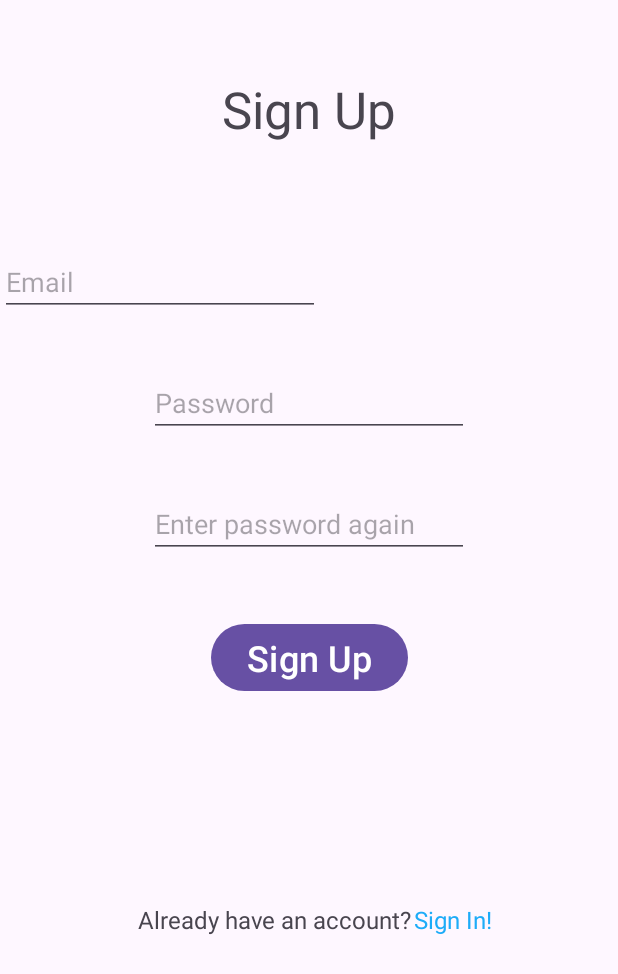
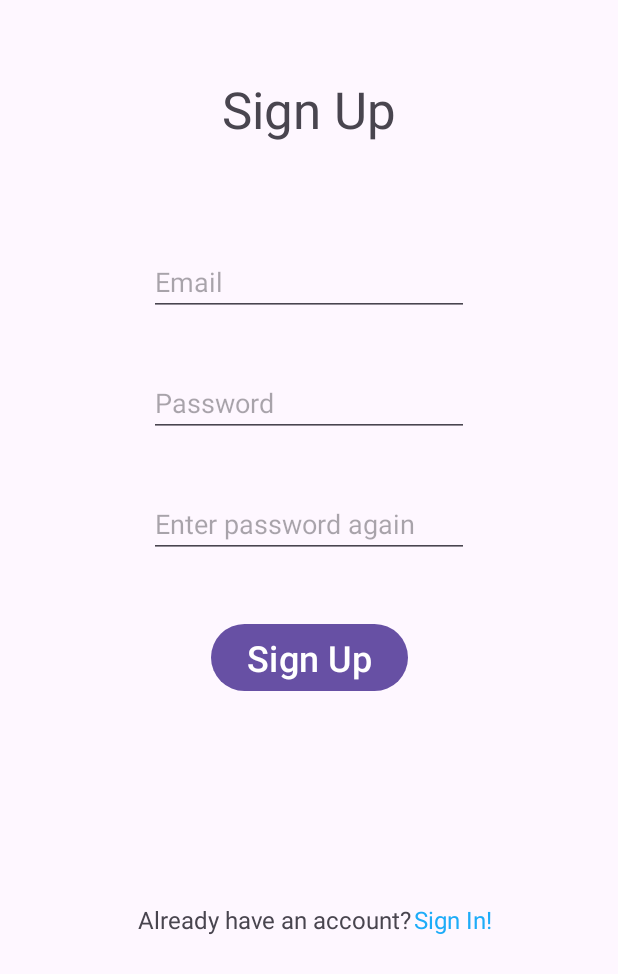
Before and after one commit to Ziyadxan06/TaskManager, an Android app: the SignUpFragment screen opened through its navigation route, on a phone screen of 412 x 824 dp. Shown: the top 974 px of the screen. Run offline under Robolectric (Android 15) with nearby library versions, the phone set to English and light mode, and no system bars; our stand-ins replace Firebase (no records; nobody signed in at launch, a user with empty details on screens opened directly), navigation-ui.

Commit message:
fix: Resolve UI issues in SignupFragment

```diff
--- a/app/src/main/java/com/example/taskmanager/SignInFragment.kt
+++ b/app/src/main/java/com/example/taskmanager/SignInFragment.kt
@@ -70,7 +70,7 @@
         }else{
             auth.signInWithEmailAndPassword(email, password)
                 .addOnSuccessListener {
-
+                    findNavController().navigate(R.id.action_signInFragment_to_taskListFragment)
                 }.addOnFailureListener {
                     Toast.makeText(context, it.localizedMessage, Toast.LENGTH_LONG).show()
                 }
--- a/app/src/main/java/com/example/taskmanager/SignUpFragment.kt
+++ b/app/src/main/java/com/example/taskmanager/SignUpFragment.kt
@@ -64,7 +64,7 @@
         }else{
             auth.createUserWithEmailAndPassword(email, password)
                 .addOnSuccessListener {
-
+                    findNavController().navigate(R.id.action_signInFragment_to_taskListFragment)
                 }.addOnFailureListener {
                     Toast.makeText(context, it.localizedMessage, Toast.LENGTH_LONG).show()
                 }
--- a/app/src/main/res/layout/fragment_sign_up.xml
+++ b/app/src/main/res/layout/fragment_sign_up.xml
@@ -15,8 +15,9 @@
         android:ems="10"
         android:hint="Email"
         android:inputType="text"
-        app:layout_constraintTop_toBottomOf="@+id/textView4"
-        tools:layout_editor_absoluteX="100dp" />
+        app:layout_constraintEnd_toEndOf="parent"
+        app:layout_constraintStart_toStartOf="parent"
+        app:layout_constraintTop_toBottomOf="@+id/textView4" />
 
     <EditText
         android:id="@+id/signUpPassword"
```
